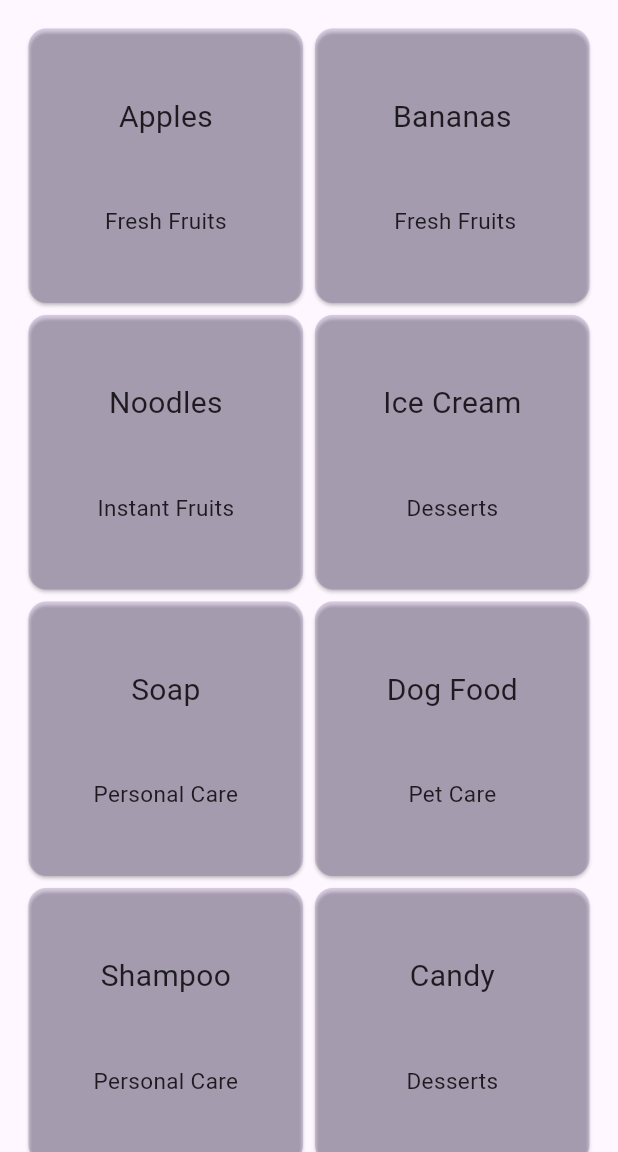
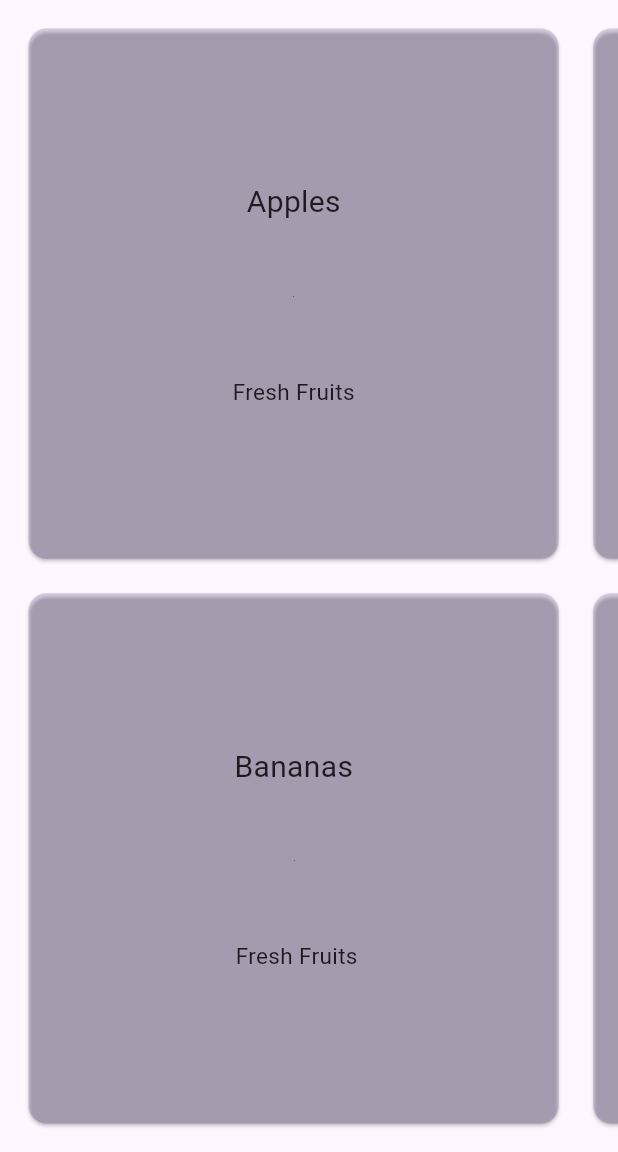
Before and after one commit to Dhannesh/app_gridview, a Flutter app: the screen it shows after launch, on a phone screen of 412 x 824 dp, the part 84-1236 px from its top. Run offline on Flutter 3.47's test engine with Material 3 defaults, Android fonts, the phone set to English and light mode, and no system bars.

```diff
--- a/lib/views/products.dart
+++ b/lib/views/products.dart
@@ -10,6 +10,9 @@ class ProductsView extends StatelessWidget {
     return GridView.count(
       crossAxisCount: 2,
       padding: const EdgeInsets.all(15.0),
+      crossAxisSpacing: 15,
+      mainAxisSpacing: 15,
+      scrollDirection: Axis.horizontal,
       children: List.generate(products.length, (index) => GridItem(product: products[index])),
     );
   }
```
Also changed, not shown: 1 other file.
